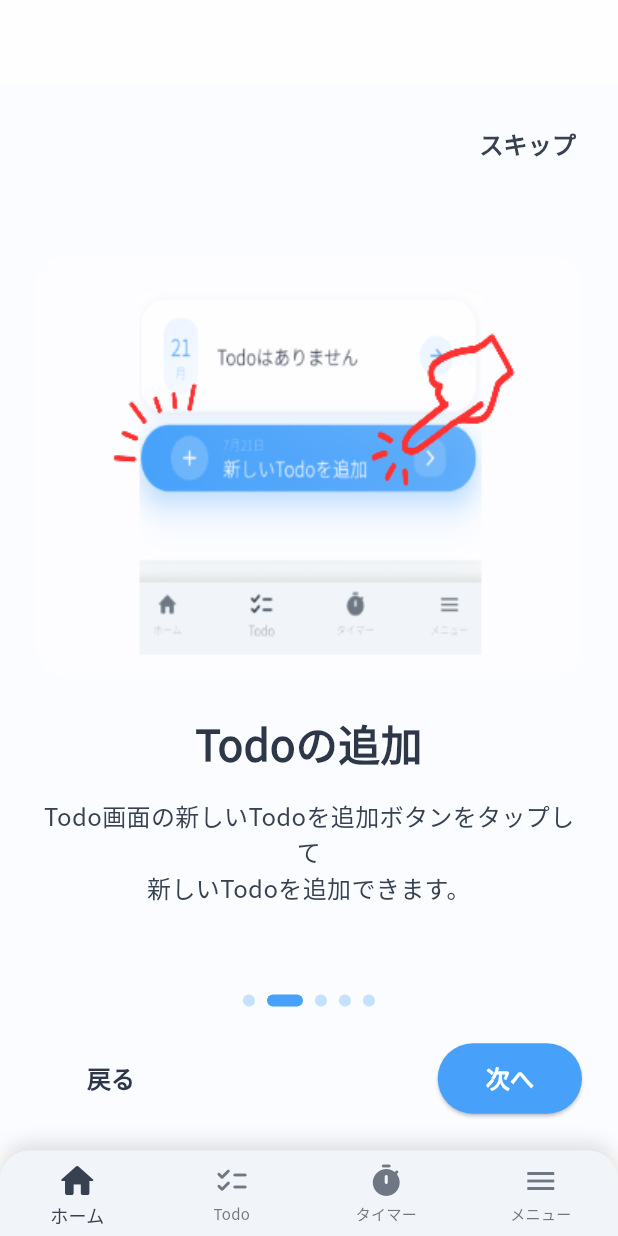
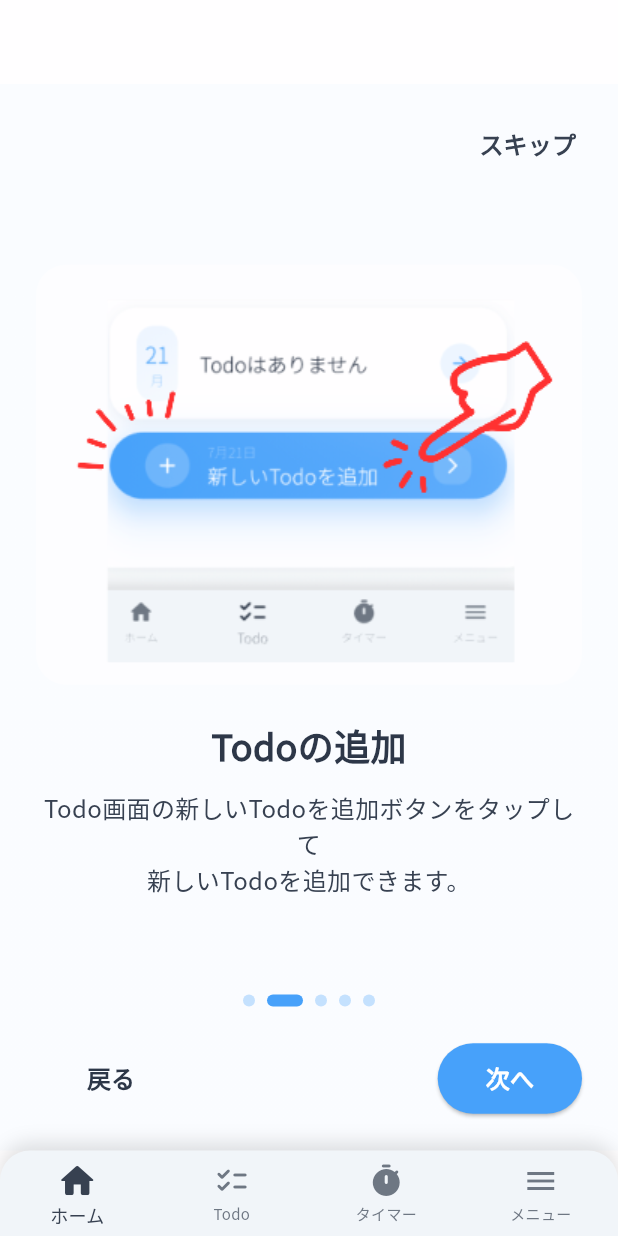
Before and after one commit to tkwest3143/solo-app, a Flutter app: the screen it shows after launch, swiped to page 2, on a phone screen of 412 x 824 dp. Run offline on Flutter 3.47's test engine with Material 3 defaults, Android fonts, the light colour scheme and no system bars; our stand-ins replace audioplayers, drift, flutter_hooks, flutter_local_notifications, freezed_annotation, go_router and 6 more; accounts and stored records are empty; generated files the repository leaves out were written again; network calls fail; statements that could not run were skipped.

Commit message:
fix: チュートリアルページの画像エラーハンドリングとUI調整を改善

```diff
--- a/lib/screen/pages/tutorial.dart
+++ b/lib/screen/pages/tutorial.dart
@@ -21,20 +21,20 @@ class TutorialPage extends HookConsumerWidget {
         height: 200,
         cacheWidth: 200,
         cacheHeight: 200,
-        errorBuilder: (context, error, stackTrace) => _buildErrorFallback(context),
+        errorBuilder: (context, error, stackTrace) =>
+            _buildErrorFallback(context),
       );
     } else if (step.imagePlaceholder.endsWith('.png')) {
       // Other screens - show specified images
       return Image.asset(
         'assets/icon/tutorial/${step.imagePlaceholder}',
-        width: 280,
         height: 280,
-        cacheWidth: 280,
         cacheHeight: 280,
         fit: step.imagePlaceholder == 'todoList.png'
             ? BoxFit.cover
             : BoxFit.fitHeight,
-        errorBuilder: (context, error, stackTrace) => _buildErrorFallback(context),
+        errorBuilder: (context, error, stackTrace) =>
+            _buildErrorFallback(context),
       );
     } else {
       // Fallback for placeholder text
@@ -50,7 +50,10 @@ class TutorialPage extends HookConsumerWidget {
         color: Theme.of(context).colorScheme.surface.withValues(alpha: 0.5),
         borderRadius: BorderRadius.circular(8),
         border: Border.all(
-          color: Theme.of(context).colorScheme.mutedTextColor.withValues(alpha: 0.3),
+          color: Theme.of(context)
+              .colorScheme
+              .mutedTextColor
+              .withValues(alpha: 0.3),
         ),
       ),
       child: Column(
@@ -232,14 +235,14 @@ class TutorialPage extends HookConsumerWidget {
                           Text(
                             tutorialSteps[index].title,
                             style: TextStyle(
-                              fontSize: 28,
+                              fontSize: 24,
                               fontWeight: FontWeight.bold,
                               color: Theme.of(context)
                                   .colorScheme
                                   .primaryTextColor,
                             ),
                           ),
-                          const SizedBox(height: 16),
+                          const SizedBox(height: 12),
 
                           // Description
                           Flexible(
@@ -254,7 +257,6 @@ class TutorialPage extends HookConsumerWidget {
                                 height: 1.5,
                               ),
                               maxLines: 3,
-                              overflow: TextOverflow.ellipsis,
                             ),
                           ),
                         ],
```
Also changed, not shown: lib/screen/widgets/todo/multi_step_add_todo_dialog.dart (+23 -6 lines), assets/icon/tutorial/todoList.png.
